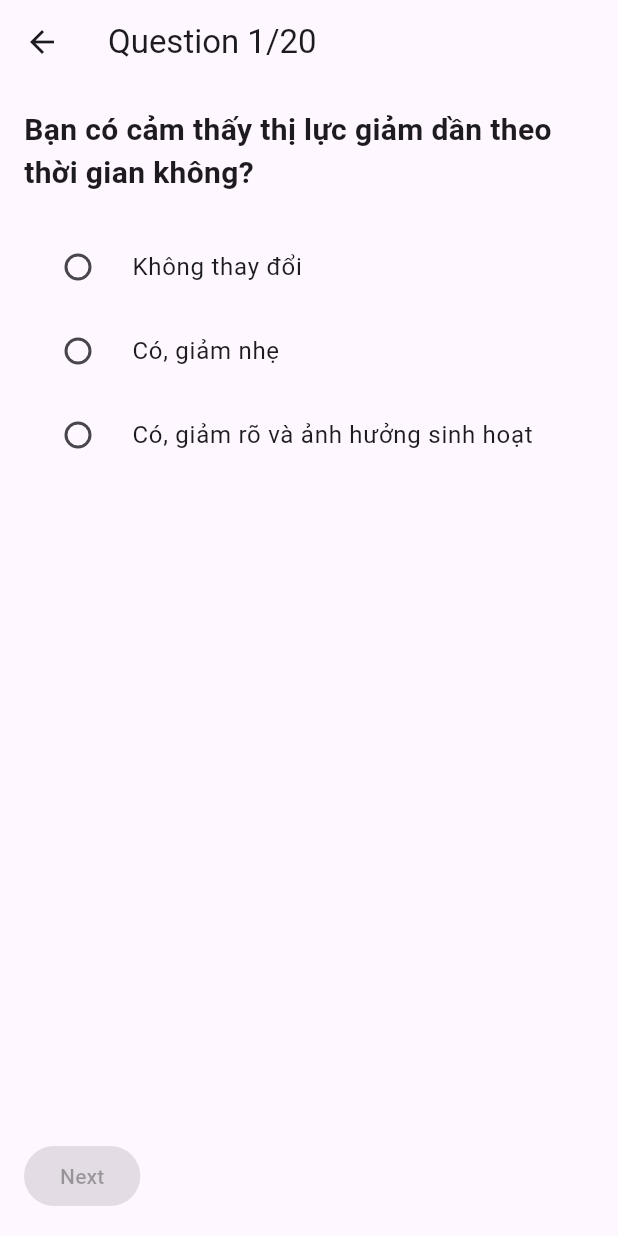
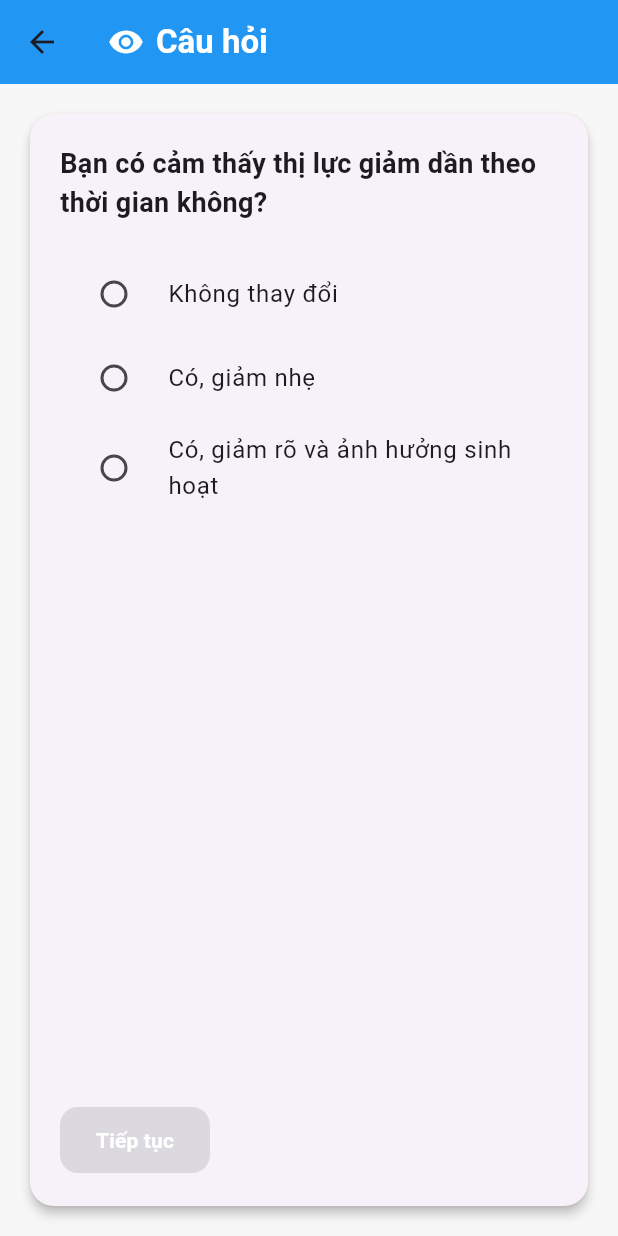
Before and after one commit to cloudirus/rework-ver-2, a Flutter app: the QuestionnaireScreen screen opened directly, on a phone screen of 412 x 824 dp. Run offline on Flutter 3.47's test engine with Material 3 defaults, Android fonts, the phone set to English and light mode, and no system bars; our stand-ins replace camera, firebase_auth, firebase_core, flutter_local_notifications; missing offline and left inert: google_mlkit_face_detection, tflite_flutter; accounts and stored records are empty.

Commit message:
Questionnare screen touch-up.

```diff
--- a/lib/screens/questionnaire_test_screen.dart
+++ b/lib/screens/questionnaire_test_screen.dart
@@ -1,4 +1,3 @@
-// questionnaire_screen.dart
 import 'dart:convert';
 import 'package:flutter/material.dart';
 import 'package:flutter/services.dart' show rootBundle;
@@ -16,7 +15,6 @@ class QuestionnaireScreen extends StatefulWidget {
 class _QuestionnaireScreenState extends State<QuestionnaireScreen> {
   List<dynamic> _questions = [];
   final Map<int, String> _answers = {};
-  // String answersString = _answers.toString();
   int _currentIndex = 0;
   final List<TestResult> _testResults = [];
   final TestSessionManager _sessionManager = TestSessionManager();
@@ -25,7 +23,6 @@ class _QuestionnaireScreenState extends State<QuestionnaireScreen> {
   void initState() {
     super.initState();
     _loadQuestions();
-    // String answersString = _answers.toString();
   }
 
   Future<void> _loadQuestions() async {
@@ -50,26 +47,7 @@ class _QuestionnaireScreenState extends State<QuestionnaireScreen> {
     }
   }
 
-  // void _submit() {
-  //   debugPrint("User Answers: $_answers");
-  //   showDialog(
-  //     context: context,
-  //     builder: (_) => AlertDialog(
-  //       title: const Text("Responses"),
-  //       content: Text(_answers.toString()),
-  //       actions: [
-  //         TextButton(
-  //           onPressed: () {
-  //             _completeQuestionnaire();
-  //           },
-  //           child: const Text("Close"),
-  //         )
-  //       ],
-  //     ),
-  //   );
-  // }
-
-  Future<void> _completeQuestionnaire() async{
+  Future<void> _completeQuestionnaire() async {
     String answersString = _answers.toString();
 
     final result = TestResult(
@@ -110,22 +88,45 @@ class _QuestionnaireScreenState extends State<QuestionnaireScreen> {
     final options = question["options"] as List<dynamic>;
 
     return Scaffold(
+      backgroundColor: const Color(0xFFF7F7F7), // pastel background
       appBar: AppBar(
-        title: Text("Question ${_currentIndex + 1}/${_questions.length}"),
+        elevation: 0,
+        backgroundColor: Colors.blue,
+        centerTitle: false, // make sure it's left-aligned
+        title: Row(
+          mainAxisSize: MainAxisSize.min, // keeps content compact on the left
+          children: const [
+            Icon(Icons.remove_red_eye, color: Colors.white),
+            SizedBox(width: 8),
+            Text(
+              "Câu hỏi",
+              style: TextStyle(
+                color: Colors.white,
+                fontWeight: FontWeight.bold,
+              ),
+            ),
+          ],
+        ),
       ),
       body: Padding(
         padding: const EdgeInsets.all(16.0),
+        child: Card(
+          elevation: 3,
+          shape: RoundedRectangleBorder(borderRadius: BorderRadius.circular(16)),
+          child: Padding(
+            padding: const EdgeInsets.all(20),
             child: Column(
               crossAxisAlignment: CrossAxisAlignment.start,
               children: [
                 Text(
                   question["question"],
-              style: const TextStyle(fontSize: 20, fontWeight: FontWeight.bold),
+                  style: const TextStyle(fontSize: 18, fontWeight: FontWeight.bold),
                 ),
                 const SizedBox(height: 20),
+
+                // Answer options
                 ...options.map((option) {
                   return RadioListTile<String>(
-                title: Text(option),
                     value: option,
                     groupValue: _answers[_currentIndex],
                     onChanged: (value) {
@@ -133,25 +134,48 @@ class _QuestionnaireScreenState extends State<QuestionnaireScreen> {
                         _answers[_currentIndex] = value!;
                       });
                     },
+                    title: Text(option, style: const TextStyle(fontSize: 16)),
+                    activeColor: Colors.blue,
                   );
                 }),
+
                 const Spacer(),
+
+                // Navigation buttons
                 Row(
                   mainAxisAlignment: MainAxisAlignment.spaceBetween,
                   children: [
                     if (_currentIndex > 0)
                       ElevatedButton(
+                        style: ElevatedButton.styleFrom(
+                          backgroundColor: Colors.grey.shade400,
+                          shape: RoundedRectangleBorder(
+                            borderRadius: BorderRadius.circular(12),
+                          ),
+                          padding: const EdgeInsets.symmetric(horizontal: 20, vertical: 12),
+                        ),
                         onPressed: _prev,
-                    child: const Text("Back"),
+                        child: const Text("Quay lại", style: TextStyle(color: Colors.white)),
                       ),
                     ElevatedButton(
+                      style: ElevatedButton.styleFrom(
+                        backgroundColor: Colors.blue,
+                        shape: RoundedRectangleBorder(
+                          borderRadius: BorderRadius.circular(12),
+                        ),
+                        padding: const EdgeInsets.symmetric(horizontal: 24, vertical: 12),
+                      ),
                       onPressed: _answers[_currentIndex] != null ? _next : null,
                       child: Text(
-                      _currentIndex == _questions.length - 1 ? "Submit" : "Next"),
+                        _currentIndex == _questions.length - 1 ? "Hoàn tất" : "Tiếp tục",
+                        style: const TextStyle(color: Colors.white, fontWeight: FontWeight.bold),
+                      ),
                     ),
                   ],
+                )
+              ],
             ),
-          ],
+          ),
         ),
       ),
     );
```
Lines whose indentation alone changed are shown as unchanged.
